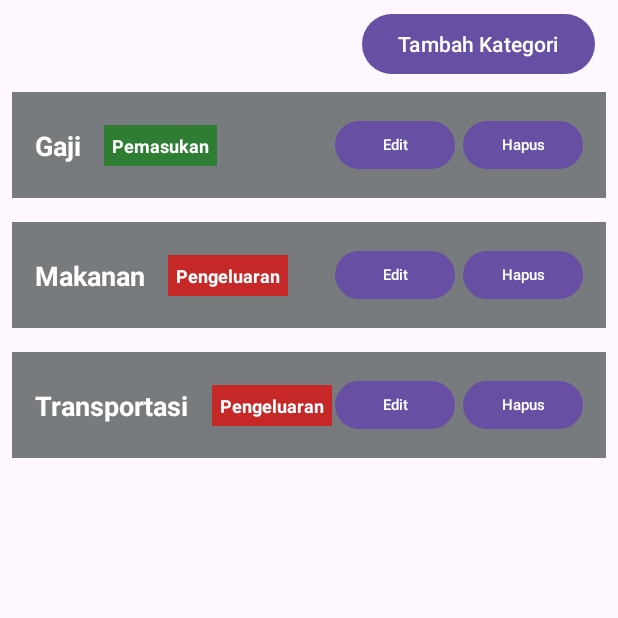
After one commit to Appellll/AplikasiKeMoneyAn, an Android app: the kategori screen opened directly, with no data from a screen before it, on a phone screen of 412 x 824 dp, the top half of it. The commit adds this screen. Run offline under Robolectric (Android 15) with nearby library versions, the phone set to English and light mode, and no system bars.

Commit message:
2. Kategori Master

```diff
--- a/app/src/main/AndroidManifest.xml
+++ b/app/src/main/AndroidManifest.xml
@@ -21,6 +21,10 @@
                 <category android:name="android.intent.category.LAUNCHER" />
             </intent-filter>
         </activity>
+        <activity
+            android:name=".kategori"
+            android:exported="false"
+            android:windowSoftInputMode="adjustResize" />
     </application>
 
 </manifest>
--- /dev/null
+++ b/app/src/main/java/com/kemoneyan/aplikasikemoneyan/DcKategori.kt
@@ -0,0 +1,7 @@
+package com.kemoneyan.aplikasikemoneyan
+
+data class DcKategori(
+    var id : String,
+    var nama : String,
+    var tipe : String
+)
--- /dev/null
+++ b/app/src/main/java/com/kemoneyan/aplikasikemoneyan/KategoriAdapter.kt
@@ -0,0 +1,56 @@
+package com.kemoneyan.aplikasikemoneyan
+
+import android.graphics.Color
+import android.view.LayoutInflater
+import android.view.View
+import android.view.ViewGroup
+import android.widget.Button
+import android.widget.TextView
+import androidx.recyclerview.widget.RecyclerView
+
+class KategoriAdapter(
+    private val listKategori: MutableList<DcKategori>,
+    private val onEditClick: (DcKategori, Int) -> Unit,
+    private val onDeleteClick: (DcKategori, Int) -> Unit
+) : RecyclerView.Adapter<KategoriAdapter.KategoriViewHolder>() {
+
+    class KategoriViewHolder(itemView: View) : RecyclerView.ViewHolder(itemView) {
+        val textKategori: TextView = itemView.findViewById(R.id.textKategori)
+        val tipeKategori: TextView = itemView.findViewById(R.id.tipeKategori)
+        val btnEditKategori: Button = itemView.findViewById(R.id.btnEditKategori)
+        val btnHapusKategori: Button = itemView.findViewById(R.id.btnHapusKategori)
+    }
+
+    override fun onCreateViewHolder(parent: ViewGroup, viewType: Int): KategoriViewHolder {
+        val view = LayoutInflater.from(parent.context).inflate(R.layout.item_kategori, parent, false)
+        return KategoriViewHolder(view)
+    }
+
+    override fun onBindViewHolder(holder: KategoriViewHolder, position: Int) {
+        val item = listKategori[position]
+        holder.textKategori.text = item.nama
+        holder.tipeKategori.text = item.tipe
+
+        if (item.tipe.equals("Pemasukan", ignoreCase = true)) {
+            holder.tipeKategori.setBackgroundColor(Color.parseColor("#2E7D32"))
+        } else {
+            holder.tipeKategori.setBackgroundColor(Color.parseColor("#C62828"))
+        }
+
+        holder.btnEditKategori.setOnClickListener {
+            val currentPos = holder.bindingAdapterPosition
+            if (currentPos != RecyclerView.NO_POSITION) {
+                onEditClick(item, currentPos)
+            }
+        }
+
+        holder.btnHapusKategori.setOnClickListener {
+            val currentPos = holder.bindingAdapterPosition
+            if (currentPos != RecyclerView.NO_POSITION) {
+                onDeleteClick(item, currentPos)
+            }
+        }
+    }
+
+    override fun getItemCount(): Int = listKategori.size
+}
--- /dev/null
+++ b/app/src/main/java/com/kemoneyan/aplikasikemoneyan/kategori.kt
@@ -0,0 +1,215 @@
+package com.kemoneyan.aplikasikemoneyan
+
+import android.os.Bundle
+import android.widget.Button
+import android.widget.EditText
+import android.widget.RadioButton
+import android.widget.TextView
+import android.widget.Toast
+import androidx.activity.enableEdgeToEdge
+import androidx.appcompat.app.AlertDialog
+import androidx.appcompat.app.AppCompatActivity
+import androidx.core.view.ViewCompat
+import androidx.core.view.WindowInsetsCompat
+import androidx.recyclerview.widget.LinearLayoutManager
+import androidx.recyclerview.widget.RecyclerView
+import org.json.JSONArray
+import org.json.JSONObject
+
+class kategori : AppCompatActivity() {
+
+    private lateinit var rvKategori: RecyclerView
+    private lateinit var btnTambahKategori: Button
+    private lateinit var adapter: KategoriAdapter
+    private val listKategori = mutableListOf<DcKategori>()
+
+    override fun onCreate(savedInstanceState: Bundle?) {
+        super.onCreate(savedInstanceState)
+        enableEdgeToEdge()
+        setContentView(R.layout.activity_kategori)
+        ViewCompat.setOnApplyWindowInsetsListener(findViewById(R.id.main)) { v, insets ->
+            val systemBars = insets.getInsets(WindowInsetsCompat.Type.systemBars())
+            v.setPadding(systemBars.left, systemBars.top, systemBars.right, systemBars.bottom)
+            insets
+        }
+
+        rvKategori = findViewById(R.id.rvKategori)
+        btnTambahKategori = findViewById(R.id.btnTambahKategori)
+
+        // Load saved or default categories
+        loadKategoriList()
+
+        // Setup RecyclerView & Adapter
+        adapter = KategoriAdapter(
+            listKategori = listKategori,
+            onEditClick = { item, position -> showDialogEditKategori(item, position) },
+            onDeleteClick = { item, position -> showDialogHapusKategori(item, position) }
+        )
+        rvKategori.layoutManager = LinearLayoutManager(this)
+        rvKategori.adapter = adapter
+
+        // Setup listener for Tambah Kategori button
+        btnTambahKategori.setOnClickListener {
+            showDialogTambahKategori()
+        }
+    }
+
+    private fun showDialogTambahKategori() {
+        val dialogView = layoutInflater.inflate(R.layout.dialog_tambah_kategori, null)
+        val etNamaKategori = dialogView.findViewById<EditText>(R.id.etNamaKategori)
+        val rbPemasukan = dialogView.findViewById<RadioButton>(R.id.rbPemasukan)
+
+        val builder = AlertDialog.Builder(this)
+            .setView(dialogView)
+            .setPositiveButton("Simpan", null)
+            .setNegativeButton("Batal") { dialog, _ ->
+                dialog.dismiss()
+            }
+
+        val dialog = builder.create()
+        dialog.show()
+
+        dialog.getButton(AlertDialog.BUTTON_POSITIVE).setOnClickListener {
+            val nama = etNamaKategori.text.toString().trim()
+            val tipe = if (rbPemasukan.isChecked) "Pemasukan" else "Pengeluaran"
+
+            if (nama.isEmpty()) {
+                etNamaKategori.error = "Nama kategori tidak boleh kosong"
+                return@setOnClickListener
+            }
+
+            // ID disesuaikan dengan nama kategori agar tidak double
+            val id = nama
+            val isDuplicate = listKategori.any { it.id.equals(id, ignoreCase = true) }
+            if (isDuplicate) {
+                etNamaKategori.error = "Kategori sudah ada!"
+                Toast.makeText(this, "Kategori dengan nama '$nama' sudah ada!", Toast.LENGTH_SHORT).show()
+                return@setOnClickListener
+            }
+
+            val newKategori = DcKategori(id = id, nama = nama, tipe = tipe)
+            listKategori.add(newKategori)
+            saveKategoriList()
+            adapter.notifyItemInserted(listKategori.size - 1)
+            Toast.makeText(this, "Kategori '$nama' berhasil ditambahkan", Toast.LENGTH_SHORT).show()
+            dialog.dismiss()
+        }
+    }
+
+    private fun showDialogEditKategori(item: DcKategori, position: Int) {
+        val dialogView = layoutInflater.inflate(R.layout.dialog_tambah_kategori, null)
+        val tvDialogTitle = dialogView.findViewById<TextView>(R.id.tvDialogTitle)
+        val etNamaKategori = dialogView.findViewById<EditText>(R.id.etNamaKategori)
+        val rbPemasukan = dialogView.findViewById<RadioButton>(R.id.rbPemasukan)
+        val rbPengeluaran = dialogView.findViewById<RadioButton>(R.id.rbPengeluaran)
+
+        tvDialogTitle.text = "Edit Kategori"
+        etNamaKategori.setText(item.nama)
+        if (item.tipe.equals("Pemasukan", ignoreCase = true)) {
+            rbPemasukan.isChecked = true
+        } else {
+            rbPengeluaran.isChecked = true
+        }
+
+        val builder = AlertDialog.Builder(this)
+            .setView(dialogView)
+            .setPositiveButton("Simpan", null)
+            .setNegativeButton("Batal") { dialog, _ ->
+                dialog.dismiss()
+            }
+
+        val dialog = builder.create()
+        dialog.show()
+
+        dialog.getButton(AlertDialog.BUTTON_POSITIVE).setOnClickListener {
+            val nama = etNamaKategori.text.toString().trim()
+            val tipe = if (rbPemasukan.isChecked) "Pemasukan" else "Pengeluaran"
+
+            if (nama.isEmpty()) {
+                etNamaKategori.error = "Nama kategori tidak boleh kosong"
+                return@setOnClickListener
+            }
+
+            val newId = nama
+            // Check if another category already has this name/id
+            val isDuplicate = listKategori.indices.any { i ->
+                i != position && listKategori[i].id.equals(newId, ignoreCase = true)
+            }
+            if (isDuplicate) {
+                etNamaKategori.error = "Kategori sudah ada!"
+                Toast.makeText(this, "Kategori dengan nama '$nama' sudah ada!", Toast.LENGTH_SHORT).show()
+                return@setOnClickListener
+            }
+
+            item.id = newId
+            item.nama = nama
+            item.tipe = tipe
+
+            saveKategoriList()
+            adapter.notifyItemChanged(position)
+            Toast.makeText(this, "Kategori berhasil diperbarui", Toast.LENGTH_SHORT).show()
+            dialog.dismiss()
+        }
+    }
+
+    private fun showDialogHapusKategori(item: DcKategori, position: Int) {
+        AlertDialog.Builder(this)
+            .setTitle("Hapus Kategori")
+            .setMessage("Apakah Anda yakin ingin menghapus kategori '${item.nama}'?")
+            .setPositiveButton("Hapus") { dialog, _ ->
+                listKategori.removeAt(position)
+                saveKategoriList()
+                adapter.notifyItemRemoved(position)
+                adapter.notifyItemRangeChanged(position, listKategori.size - position)
+                Toast.makeText(this, "Kategori '${item.nama}' berhasil dihapus", Toast.LENGTH_SHORT).show()
+                dialog.dismiss()
+            }
+            .setNegativeButton("Batal") { dialog, _ ->
+                dialog.dismiss()
+            }
+            .show()
+    }
+
+    private fun saveKategoriList() {
+        val jsonArray = JSONArray()
+        for (kategori in listKategori) {
+            val obj = JSONObject()
+            obj.put("id", kategori.id)
+            obj.put("nama", kategori.nama)
+            obj.put("tipe", kategori.tipe)
+            jsonArray.put(obj)
+        }
+        val prefs = getSharedPreferences("kategori_prefs", MODE_PRIVATE)
+        prefs.edit().putString("kategori_list", jsonArray.toString()).apply()
+    }
+
+    private fun loadKategoriList() {
+        listKategori.clear()
+        val prefs = getSharedPreferences("kategori_prefs", MODE_PRIVATE)
+        val jsonString = prefs.getString("kategori_list", null)
+
+        if (!jsonString.isNullOrEmpty()) {
+            try {
+                val jsonArray = JSONArray(jsonString)
+                for (i in 0 until jsonArray.length()) {
+                    val obj = jsonArray.getJSONObject(i)
+                    listKategori.add(
+                        DcKategori(
+                            id = obj.getString("id"),
+                            nama = obj.getString("nama"),
+                            tipe = obj.getString("tipe")
+                        )
+                    )
+                }
+            } catch (e: Exception) {
+                e.printStackTrace()
+            }
+        } else {
+            // Default initial categories
+            listKategori.add(DcKategori("Gaji", "Gaji", "Pemasukan"))
+            listKategori.add(DcKategori("Makanan", "Makanan", "Pengeluaran"))
+            listKategori.add(DcKategori("Transportasi", "Transportasi", "Pengeluaran"))
+            saveKategoriList()
+        }
+    }
+}
--- /dev/null
+++ b/app/src/main/res/layout/activity_kategori.xml
@@ -0,0 +1,24 @@
+<?xml version="1.0" encoding="utf-8"?>
+<LinearLayout xmlns:android="http://schemas.android.com/apk/res/android"
+    xmlns:app="http://schemas.android.com/apk/res-auto"
+    xmlns:tools="http://schemas.android.com/tools"
+    android:id="@+id/main"
+    android:layout_width="match_parent"
+    android:layout_height="match_parent"
+    tools:context=".kategori"
+    android:orientation="vertical">
+
+    <Button
+        android:layout_width="wrap_content"
+        android:layout_height="wrap_content"
+        android:id="@+id/btnTambahKategori"
+        android:text="Tambah Kategori"
+        android:layout_gravity="end"
+        android:layout_marginEnd="15dp"
+        android:layout_marginTop="5dp"/>
+    <androidx.recyclerview.widget.RecyclerView
+        android:layout_width="match_parent"
+        android:layout_height="match_parent"
+        android:id="@+id/rvKategori"
+        tools:listitem="@layout/item_kategori"/>
+</LinearLayout>
--- /dev/null
+++ b/app/src/main/res/layout/item_kategori.xml
@@ -0,0 +1,66 @@
+<?xml version="1.0" encoding="utf-8"?>
+<androidx.constraintlayout.widget.ConstraintLayout xmlns:android="http://schemas.android.com/apk/res/android"
+    xmlns:tools="http://schemas.android.com/tools"
+    android:layout_width="match_parent"
+    android:layout_height="wrap_content"
+    xmlns:app="http://schemas.android.com/apk/res-auto"
+    android:padding="8dp">
+
+    <androidx.constraintlayout.widget.ConstraintLayout
+        android:layout_width="match_parent"
+        android:layout_height="wrap_content"
+        app:layout_constraintStart_toStartOf="parent"
+        app:layout_constraintTop_toTopOf="parent"
+        android:background="#777B7E"
+        android:padding="15sp">
+
+        <TextView
+            android:layout_width="wrap_content"
+            android:layout_height="wrap_content"
+            android:id="@+id/textKategori"
+            app:layout_constraintStart_toStartOf="parent"
+            app:layout_constraintTop_toTopOf="parent"
+            app:layout_constraintBottom_toBottomOf="parent"
+            android:textSize="18sp"
+            android:textStyle="bold"
+            android:text="Nama Kategory"
+            android:textColor="#FFFFFF"/>
+
+        <TextView
+            android:layout_width="wrap_content"
+            android:layout_height="wrap_content"
+            android:id="@+id/tipeKategori"
+            app:layout_constraintStart_toEndOf="@+id/textKategori"
+            app:layout_constraintTop_toTopOf="parent"
+            app:layout_constraintBottom_toBottomOf="parent"
+            android:layout_marginStart="15dp"
+            android:text="Tipe"
+            android:textSize="12dp"
+            android:textStyle="bold"
+            android:textColor="#FFFFFF"
+            android:background="#FF2C2C"
+            android:padding="5dp"/>
+
+        <Button
+            android:layout_width="80dp"
+            android:layout_height="40dp"
+            android:id="@+id/btnEditKategori"
+            app:layout_constraintEnd_toStartOf="@id/btnHapusKategori"
+            app:layout_constraintTop_toTopOf="parent"
+            android:layout_marginEnd="5dp"
+            android:text="Edit"
+            android:textSize="10dp"/>
+
+        <Button
+            android:id="@+id/btnHapusKategori"
+            android:layout_width="80dp"
+            android:layout_height="40dp"
+            android:text="Hapus"
+            app:layout_constraintEnd_toEndOf="parent"
+            app:layout_constraintTop_toTopOf="parent"
+            app:layout_constraintBottom_toBottomOf="parent"
+            android:textSize="10sp"/>
+
+    </androidx.constraintlayout.widget.ConstraintLayout>
+
+</androidx.constraintlayout.widget.ConstraintLayout>
```
Also changed, not shown: app/src/main/java/com/kemoneyan/aplikasikemoneyan/MainActivity.kt (+8 -0 lines), app/src/main/res/layout/activity_main.xml (+8 -10 lines), app/src/main/res/layout/dialog_tambah_kategori.xml (added, +61 -0 lines).
